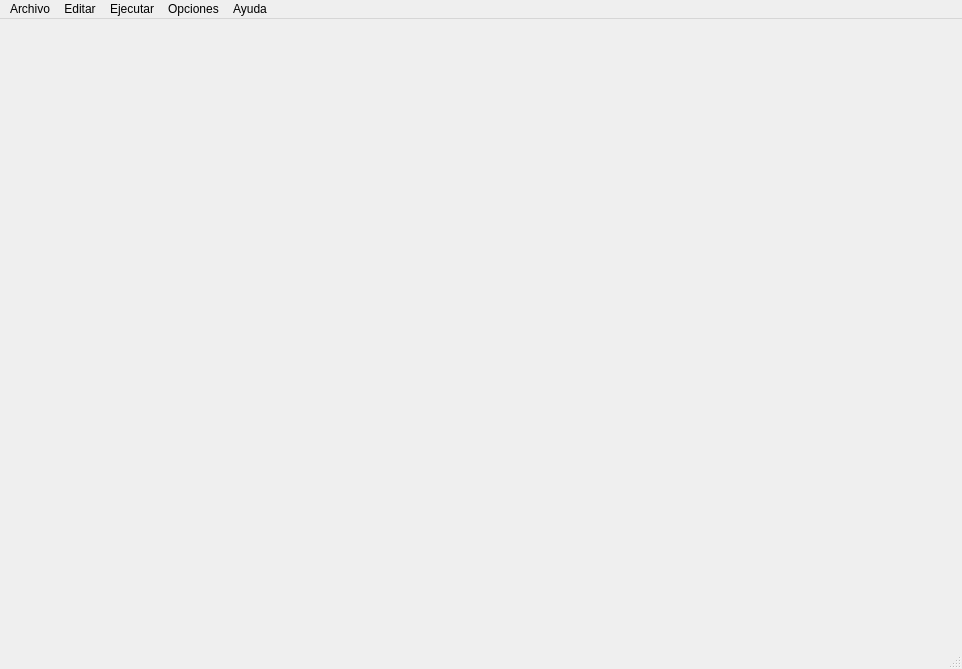
Qt form src/gui.ui (PabloOsuna1997/Proyecto_Augus) before a commit.
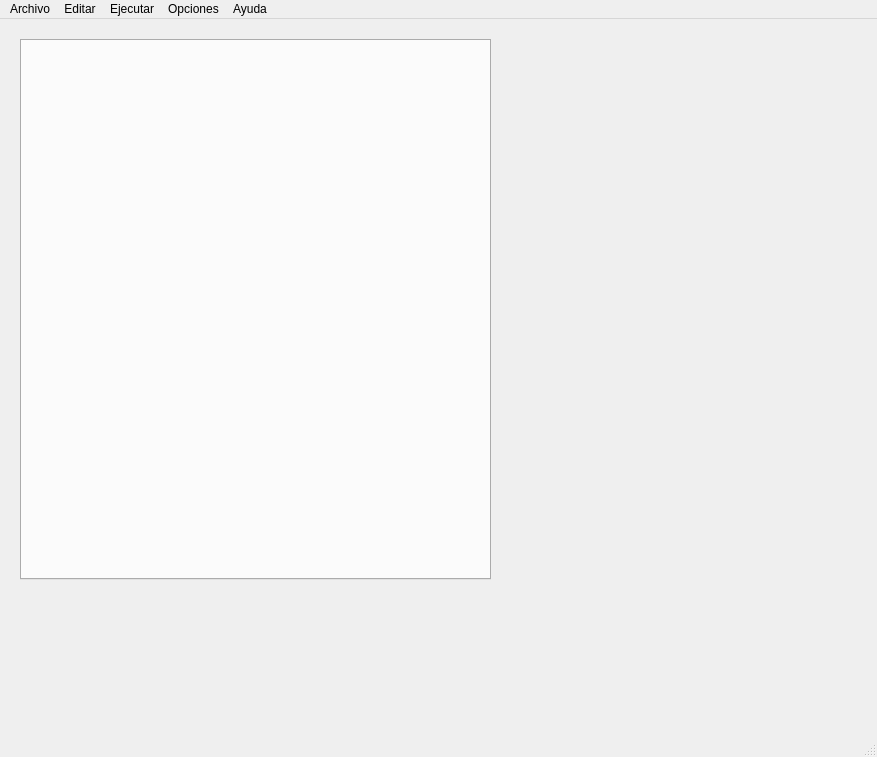
The same form after that commit.

Commit message: refactor: Cambio estructura de codigo

What changed in the file:
```diff
--- a/src/gui.ui
+++ b/src/gui.ui
@@ -6,20 +6,34 @@
    <rect>
     <x>0</x>
     <y>0</y>
-    <width>962</width>
-    <height>669</height>
+    <width>877</width>
+    <height>757</height>
    </rect>
   </property>
   <property name="windowTitle">
    <string>Augus</string>
   </property>
-  <widget class="QWidget" name="centralwidget"/>
+  <widget class="QWidget" name="centralwidget">
+   <widget class="QTabWidget" name="tabWidget">
+    <property name="geometry">
+     <rect>
+      <x>20</x>
+      <y>20</y>
+      <width>471</width>
+      <height>541</height>
+     </rect>
+    </property>
+    <property name="currentIndex">
+     <number>-1</number>
+    </property>
+   </widget>
+  </widget>
   <widget class="QMenuBar" name="menubar">
    <property name="geometry">
     <rect>
      <x>0</x>
      <y>0</y>
-     <width>962</width>
+     <width>877</width>
      <height>21</height>
     </rect>
    </property>
```
The commit also changes 2 other files.
